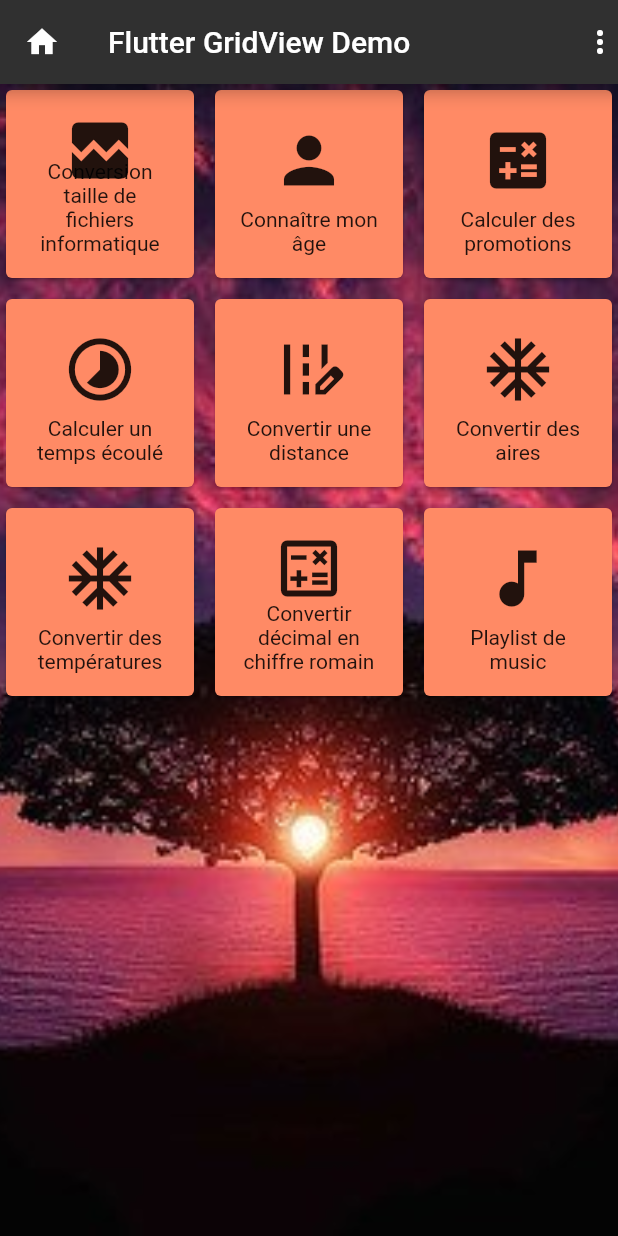
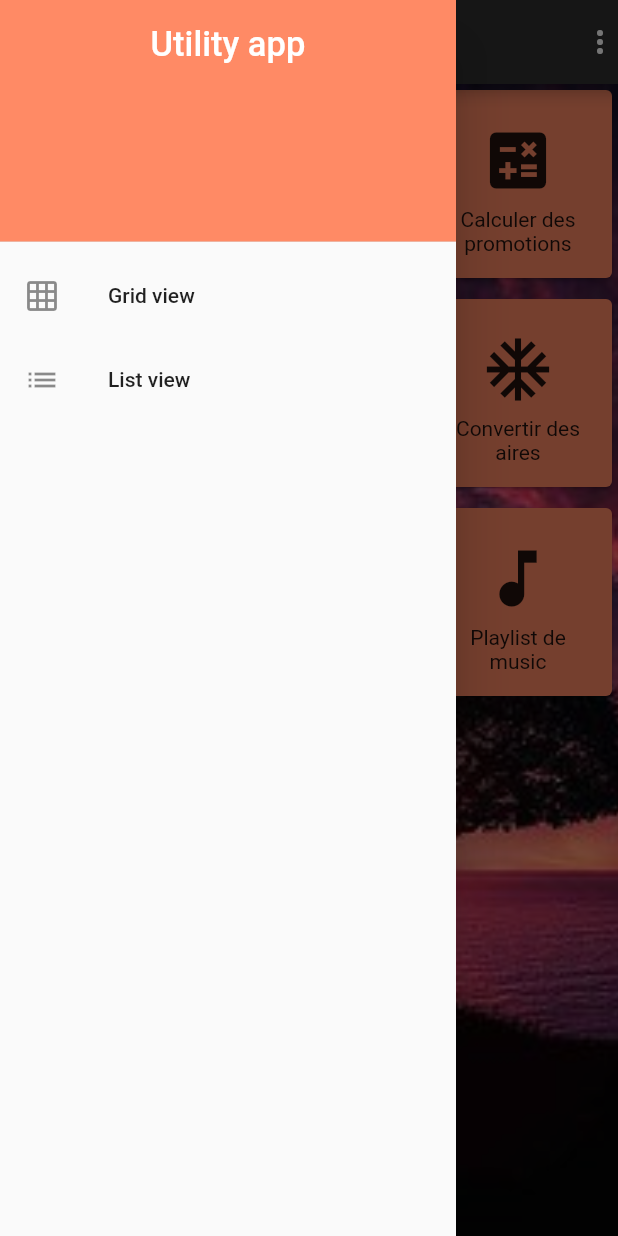
Before and after one commit to CedricLphn/flutter_week, a Flutter app: the screen it shows after launch, with the side drawer open (before the commit the screen has no drawer), on a phone screen of 412 x 824 dp. Run offline on Flutter 3.47's test engine with Material 2 defaults, Android fonts, the phone set to English and light mode, and no system bars.

Commit message:
Add: list view style

```diff
--- a/musicweek/lib/main.dart
+++ b/musicweek/lib/main.dart
@@ -17,7 +17,9 @@ void main() {
 class Main extends StatelessWidget {
   @override
   Widget build(BuildContext context) {
-    return MaterialApp(debugShowCheckedModeBanner: false, routes: {
+    return MaterialApp(debugShowCheckedModeBanner: false,
+        color: Colors.blueGrey,
+        routes: {
       '/': (context) => Home(),
       '/bytes_converter': (context) => BytesConvert(),
       '/age': (context) => Age(),
--- a/musicweek/lib/views/Home.dart
+++ b/musicweek/lib/views/Home.dart
@@ -1,15 +1,62 @@
 import 'package:flutter/material.dart';
 import 'package:flutter/rendering.dart';
+import 'package:musicweek/views/stylegrid.dart';
+import 'package:musicweek/views/stylelist.dart';
 
-class Home extends StatelessWidget {
+class Home extends StatefulWidget {
+  @override
+  _HomeState createState() => _HomeState();
+}
+
+class _HomeState extends State<Home> {
+
+  String mode = "grid";
+
   @override
   Widget build(BuildContext context) {
       return Scaffold(
+        drawer: Drawer(
+          child: ListView(
+            padding: EdgeInsets.zero,
+            children: <Widget>[
+              DrawerHeader(child:
+              Text(
+                "Utility app",
+                textAlign: TextAlign.center,
+                style: TextStyle(
+                  fontSize: 23,
+                  color: Colors.white,
+                ),
+              ),
+                decoration: BoxDecoration(
+                    color: Colors.deepOrange[300]
+                ),
+              ),
+              ListTile(
+                leading: Icon(Icons.grid_on),
+                title: Text("Grid view"),
+                onTap: () {
+                  setState(() {
+                    mode = "grid";
+                  });
+                  Navigator.pop(context);
+                },
+              ),
+              ListTile(
+                leading: Icon(Icons.list),
+                title: Text("List view"),
+                onTap: () {
+                  setState(() => mode = "list");
+                  Navigator.pop(context);
+                },
+              )
+            ],
+          ),
+        ),
         backgroundColor: Colors.grey[850],
         appBar: AppBar(
-        leading: Icon(Icons.home),
           actions: [Icon(Icons.more_vert)],
-        title: Text("Flutter GridView Demo"),
+          title: Text("Utility app"),
           backgroundColor: Colors.grey[850],
         ),
         body: Container(
@@ -18,19 +65,10 @@ class Home extends StatelessWidget {
                 image: AssetImage("assets/images/background.jpg"),
                 fit: BoxFit.cover),
           ),
-        child: GridView.count(
-            crossAxisCount: 3,
-            crossAxisSpacing: 6.0,
-            mainAxisSpacing: 6.0,
-            children: List.generate(choices.length, (index) {
-              return Center(
-                  child: SelectCard(
-                choice: choices[index],
-                route: choices[index].route,
-              ));
-            })),
-      ),
+          child: mode == "grid" ? StyleGrid() : StyleView()
+        )
       );
+
   }
 }
 
@@ -75,40 +113,3 @@ const List<Choice> choices = const <Choice>[
   const Choice(
       title: 'Playlist de music', icon: Icons.music_note, route: '/music'),
 ];
-
-class SelectCard extends StatelessWidget {
-  const SelectCard({Key key, this.choice, this.route}) : super(key: key);
-  final Choice choice;
-  final String route;
-
-  @override
-  Widget build(BuildContext context) {
-    final TextStyle textStyle = Theme.of(context).textTheme.bodyText2;
-    return Card(
-      color: Colors.deepOrange[300],
-      child: InkWell(
-        //highlightColor: Colors.red,
-        splashColor: Colors.purpleAccent,
-        radius: 100,
-        onTap: () => choice.changeScreen(context, route),
-
-        child: Container(
-          padding: EdgeInsets.all(15),
-          height: 200,
-          child: Column(
-              crossAxisAlignment: CrossAxisAlignment.center,
-              children: <Widget>[
-                Expanded(
-                    child:
-                        Icon(choice.icon, size: 50.0, color: textStyle.color)),
-                Text(
-                  choice.title,
-                  style: textStyle,
-                  textAlign: TextAlign.center,
-                ),
-              ]),
-        ),
-      ),
-    );
-  }
-}
--- /dev/null
+++ b/musicweek/lib/views/stylegrid.dart
@@ -0,0 +1,59 @@
+import 'package:flutter/material.dart';
+
+import 'Home.dart';
+
+class StyleGrid extends StatelessWidget {
+
+  @override
+  Widget build(BuildContext context) {
+    return GridView.count(
+        crossAxisCount: 3,
+        crossAxisSpacing: 6.0,
+        mainAxisSpacing: 6.0,
+        children: List.generate(choices.length, (index) {
+          return Center(
+              child: SelectCard(
+                choice: choices[index],
+                route: choices[index].route,
+              ));
+        }));
+  }
+
+}
+
+class SelectCard extends StatelessWidget {
+  const SelectCard({Key key, this.choice, this.route}) : super(key: key);
+  final Choice choice;
+  final String route;
+
+  @override
+  Widget build(BuildContext context) {
+    final TextStyle textStyle = Theme.of(context).textTheme.bodyText2;
+    return Card(
+      color: Colors.deepOrange[300],
+      child: InkWell(
+        //highlightColor: Colors.red,
+        splashColor: Colors.purpleAccent,
+        radius: 100,
+        onTap: () => choice.changeScreen(context, route),
+
+        child: Container(
+          padding: EdgeInsets.all(15),
+          height: 200,
+          child: Column(
+              crossAxisAlignment: CrossAxisAlignment.center,
+              children: <Widget>[
+                Expanded(
+                    child:
+                    Icon(choice.icon, size: 50.0, color: textStyle.color)),
+                Text(
+                  choice.title,
+                  style: textStyle,
+                  textAlign: TextAlign.center,
+                ),
+              ]),
+        ),
+      ),
+    );
+  }
+}
--- /dev/null
+++ b/musicweek/lib/views/stylelist.dart
@@ -0,0 +1,36 @@
+import 'package:flutter/material.dart';
+
+import 'Home.dart';
+
+class StyleView extends StatelessWidget {
+
+  @override
+  Widget build(BuildContext context) {
+    return ListView(
+        children: List.generate(choices.length, (index) {
+          return Center(
+              child: SelectCard(
+                choice: choices[index],
+                route: choices[index].route,
+              ));
+        }));
+  }
+
+}
+
+class SelectCard extends StatelessWidget {
+  const SelectCard({Key key, this.choice, this.route}) : super(key: key);
+  final Choice choice;
+  final String route;
+
+  @override
+  Widget build(BuildContext context) {
+    final TextStyle textStyle = Theme.of(context).textTheme.bodyText2;
+    return ListTile(
+      tileColor: Colors.deepOrange[300],
+      leading: Icon(choice.icon),
+      title : Text(choice.title),
+      onTap: () => choice.changeScreen(context, route),
+    );
+  }
+}
```
Lines whose indentation alone changed are shown as unchanged.
